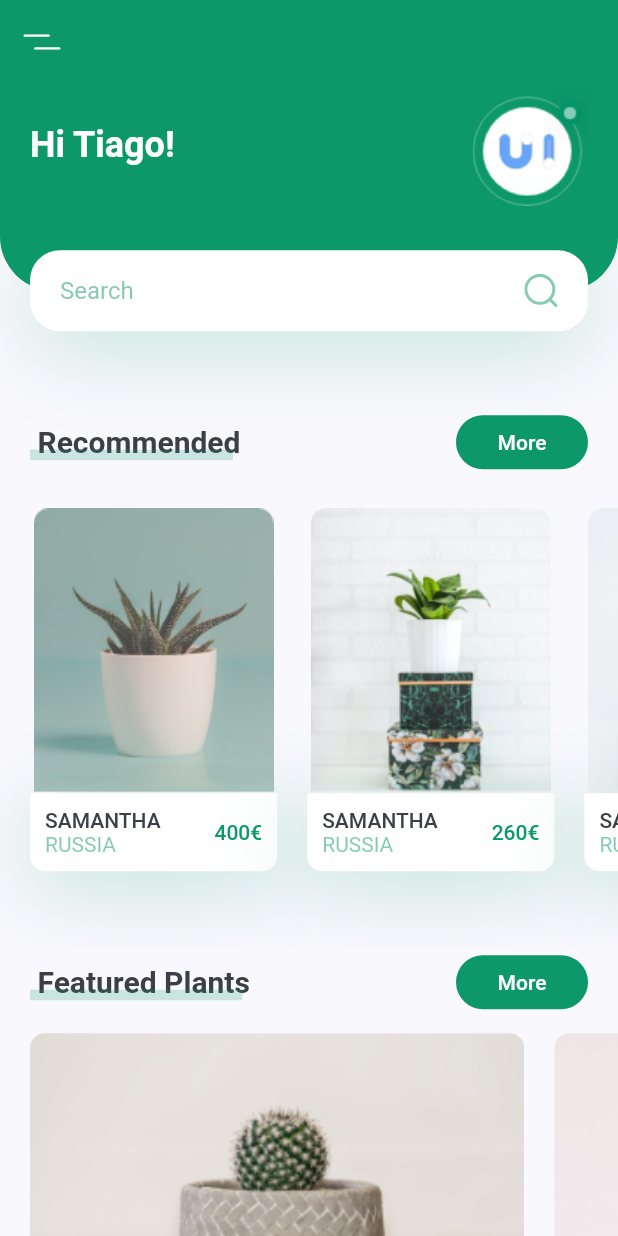
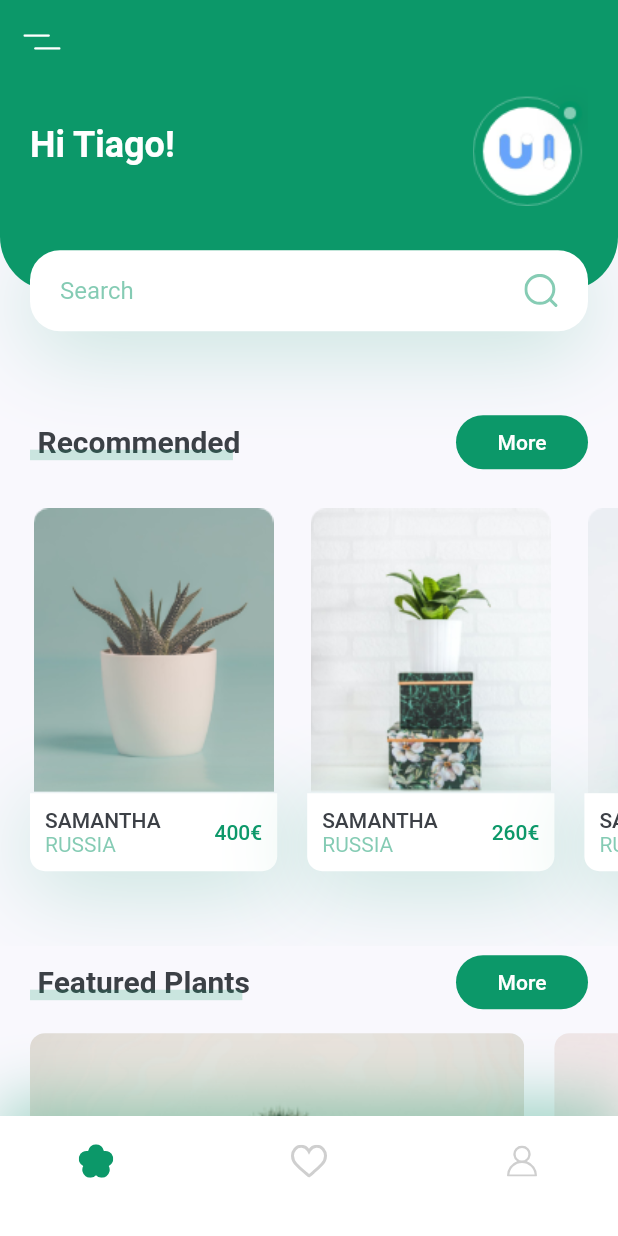
Before and after one commit to DevTiago/flutter_plant_app, a Flutter app: the screen it shows after launch, on a phone screen of 412 x 824 dp. Run offline on Flutter 3.47's test engine with Material 2 defaults, Android fonts, the phone set to English and light mode, and no system bars; our stand-ins replace flutter_svg.

```diff
--- /dev/null
+++ b/lib/components/app_bottom_navbar.dart
@@ -0,0 +1,44 @@
+import 'package:flutter/material.dart';
+import 'package:plant_app/constants.dart';
+import 'package:flutter_svg/svg.dart';
+
+class AppBottomNavBar extends StatelessWidget {
+  const AppBottomNavBar({
+    Key key,
+  }) : super(key: key);
+
+  @override
+  Widget build(BuildContext context) {
+    return Container(
+      padding: EdgeInsets.only(
+          left: kDefaultPadding * 2,
+          right: kDefaultPadding * 2,
+          bottom: kDefaultPadding),
+      height: 80,
+      decoration: BoxDecoration(color: Colors.white, boxShadow: [
+        BoxShadow(
+          offset: Offset(0, -10),
+          blurRadius: 35,
+          color: kPrimaryColor.withOpacity(0.38),
+        )
+      ]),
+      child: Row(
+        mainAxisAlignment: MainAxisAlignment.spaceBetween,
+        children: <Widget>[
+          IconButton(
+            icon: SvgPicture.asset("assets/icons/flower.svg"),
+            onPressed: () {},
+          ),
+          IconButton(
+            icon: SvgPicture.asset("assets/icons/heart-icon.svg"),
+            onPressed: () {},
+          ),
+          IconButton(
+            icon: SvgPicture.asset("assets/icons/user-icon.svg"),
+            onPressed: () {},
+          ),
+        ],
+      ),
+    );
+  }
+}
--- a/lib/components/body.dart
+++ b/lib/components/body.dart
@@ -3,6 +3,7 @@ import 'dart:ui';
 import 'package:flutter/material.dart';
 import 'package:plant_app/components/recommended_plants.dart';
 import 'package:plant_app/components/title_with_more_btn.dart';
+import 'package:plant_app/components/featured_plants.dart';
 import 'package:plant_app/constants.dart';
 
 import 'package:plant_app/components/header_with_search_box.dart';
@@ -20,48 +21,10 @@ class Body extends StatelessWidget {
           TitleWithMoreBtn(title: "Recommended", press: () {}),
           RecommendedPlants(),
           TitleWithMoreBtn(title: "Featured Plants", press: () {}),
-          SingleChildScrollView(
-            scrollDirection: Axis.horizontal,
-            physics: BouncingScrollPhysics(),
-            child: Row(
-              children: [
-                FeaturedPlantCard(image: "assets/images/bottom_img_1.png", press: () {}),
-                FeaturedPlantCard(image: "assets/images/bottom_img_2.png", press: () {}),
-              ],
-            ),
-          ),
+          FeaturedPlants(),
+          SizedBox(height: kDefaultPadding),
         ],
       ),
     );
   }
 }
-
-class FeaturedPlantCard extends StatelessWidget {
-  const FeaturedPlantCard({
-    Key key, this.image, this.press,
-  }) : super(key: key);
-
-  final String image;
-  final Function press;
-
-  @override
-  Widget build(BuildContext context) {
-    Size size = MediaQuery.of(context).size;
-    return GestureDetector(
-      onTap: press,
-      child: Container(
-        margin: EdgeInsets.only(
-            left: kDefaultPadding,
-            top: kDefaultPadding / 2,
-            bottom: kDefaultPadding / 2),
-        width: size.width * 0.8,
-        height: 185,
-        decoration: BoxDecoration(
-            borderRadius: BorderRadius.circular(10),
-            image: DecorationImage(
-              fit: BoxFit.cover,
-                image: AssetImage(image))),
-      ),
-    );
-  }
-}
--- /dev/null
+++ b/lib/components/featured_plants.dart
@@ -0,0 +1,52 @@
+import 'package:flutter/material.dart';
+import 'package:plant_app/constants.dart';
+
+class FeaturedPlants extends StatelessWidget {
+  const FeaturedPlants({
+    Key key,
+  }) : super(key: key);
+
+  @override
+  Widget build(BuildContext context) {
+    return SingleChildScrollView(
+      scrollDirection: Axis.horizontal,
+      physics: BouncingScrollPhysics(),
+      child: Row(
+        children: [
+          FeaturedPlantCard(image: "assets/images/bottom_img_1.png", press: () {}),
+          FeaturedPlantCard(image: "assets/images/bottom_img_2.png", press: () {}),
+        ],
+      ),
+    );
+  }
+}
+
+class FeaturedPlantCard extends StatelessWidget {
+  const FeaturedPlantCard({
+    Key key, this.image, this.press,
+  }) : super(key: key);
+
+  final String image;
+  final Function press;
+
+  @override
+  Widget build(BuildContext context) {
+    Size size = MediaQuery.of(context).size;
+    return GestureDetector(
+      onTap: press,
+      child: Container(
+        margin: EdgeInsets.only(
+            left: kDefaultPadding,
+            top: kDefaultPadding / 2,
+            bottom: kDefaultPadding / 2),
+        width: size.width * 0.8,
+        height: 185,
+        decoration: BoxDecoration(
+            borderRadius: BorderRadius.circular(10),
+            image: DecorationImage(
+                fit: BoxFit.cover,
+                image: AssetImage(image))),
+      ),
+    );
+  }
+}
--- a/lib/components/recommended_plants.dart
+++ b/lib/components/recommended_plants.dart
@@ -1,6 +1,7 @@
 import 'package:flutter/material.dart';
 
 import 'package:plant_app/constants.dart';
+import 'package:plant_app/screens/details/details_screen.dart';
 
 class RecommendedPlants extends StatelessWidget {
   const RecommendedPlants({
@@ -19,19 +20,39 @@ Widget build(BuildContext context) {
             country: "Russia",
             price: 400,
             image: "assets/images/image_1.png",
-          press: () {},
-        ),RecommendedPlantCard(
+            press: () {
+              Navigator.push(
+                  context,
+                  MaterialPageRoute(
+                    builder: (context) => DetailsScreen(),
+                  ));
+            },
+          ),
+          RecommendedPlantCard(
             title: "Samantha",
             country: "Russia",
             price: 260,
             image: "assets/images/image_2.png",
-          press: () {},
-        ), RecommendedPlantCard(
+            press: () {
+              Navigator.push(
+                  context,
+                  MaterialPageRoute(
+                    builder: (context) => DetailsScreen(),
+                  ));
+            },
+          ),
+          RecommendedPlantCard(
             title: "Samantha",
             country: "Russia",
             price: 190,
             image: "assets/images/image_3.png",
-          press: () {},
+            press: () {
+              Navigator.push(
+                  context,
+                  MaterialPageRoute(
+                    builder: (context) => DetailsScreen(),
+                  ));
+            },
           ),
         ],
       ),
--- a/lib/screens/home/home_screen.dart
+++ b/lib/screens/home/home_screen.dart
@@ -1,6 +1,8 @@
 import 'package:flutter/material.dart';
 import 'package:flutter_svg/svg.dart';
 import 'package:plant_app/components/body.dart';
+import 'package:plant_app/constants.dart';
+import 'package:plant_app/components/app_bottom_navbar.dart';
 
 class HomeScreen extends StatelessWidget {
   @override
@@ -8,6 +10,7 @@ class HomeScreen extends StatelessWidget {
     return Scaffold(
       appBar: buildAppBar(),
       body: Body(),
+      bottomNavigationBar: AppBottomNavBar(),
     );
   }
 
@@ -15,9 +18,7 @@ class HomeScreen extends StatelessWidget {
     return AppBar(
       elevation: 0,
       leading: IconButton(
-          icon: SvgPicture.asset("assets/icons/menu.svg"),
-          onPressed: () {}
-          ),
+          icon: SvgPicture.asset("assets/icons/menu.svg"), onPressed: () {}),
     );
   }
 }
```
Also changed, not shown: lib/screens/details/components/body.dart (added, +43 -0 lines), lib/screens/details/components/icon_card.dart (added, +39 -0 lines), lib/screens/details/components/image_and_icons.dart (added, +67 -0 lines), lib/screens/details/components/title_and_price.dart (added, +46 -0 lines), lib/screens/details/details_screen.dart (added, +12 -0 lines). Lines whose indentation alone changed are shown as unchanged.
